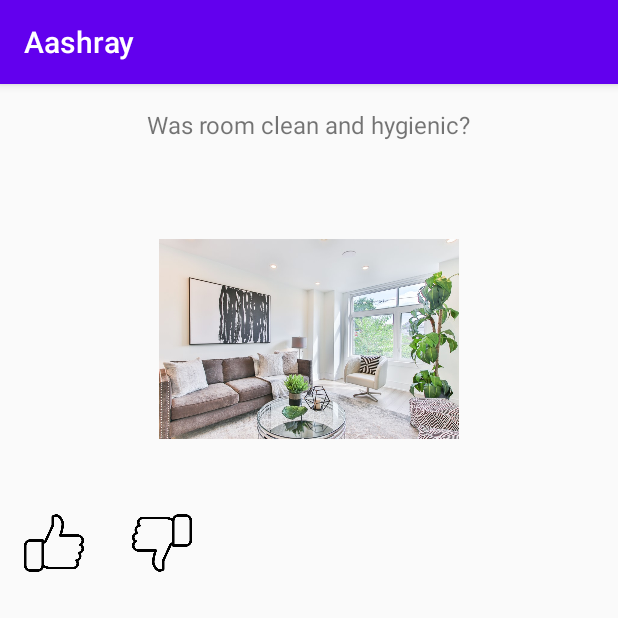
After one commit to CFGIndia20/team-1, an Android app: the QuestionActivity screen opened directly, with no data from a screen before it, on a phone screen of 412 x 824 dp, the top half of it. The commit adds this screen. Run offline under Robolectric (Android 15) with nearby library versions, the phone set to English and light mode, and no system bars.

Commit message:
flow of questionnaire done

```diff
--- a/android_app/app/build.gradle
+++ b/android_app/app/build.gradle
@@ -1,4 +1,5 @@
 apply plugin: 'com.android.application'
+apply plugin: 'com.google.gms.google-services'
 
 android {
     compileSdkVersion 29
@@ -26,6 +27,10 @@ dependencies {
     implementation fileTree(dir: "libs", include: ["*.jar"])
     implementation 'androidx.appcompat:appcompat:1.1.0'
     implementation 'androidx.constraintlayout:constraintlayout:1.1.3'
+    implementation 'com.google.firebase:firebase-firestore:17.1.2'
+    implementation 'com.google.firebase:firebase-auth:16.0.5'
+    // FirebaseUI for Firebase Auth
+    implementation 'com.firebaseui:firebase-ui-auth:6.2.1'
     testImplementation 'junit:junit:4.12'
     androidTestImplementation 'androidx.test.ext:junit:1.1.1'
     androidTestImplementation 'androidx.test.espresso:espresso-core:3.2.0'
--- a/android_app/app/src/main/AndroidManifest.xml
+++ b/android_app/app/src/main/AndroidManifest.xml
@@ -1,7 +1,8 @@
 <?xml version="1.0" encoding="utf-8"?>
 <manifest xmlns:android="http://schemas.android.com/apk/res/android"
     package="com.example.aashray">
-
+    <uses-permission android:name="android.permission.INTERNET" />
+    <uses-permission android:name="android.permission.ACCESS_NETWORK_STATE" />
     <application
         android:allowBackup="true"
         android:icon="@mipmap/ic_launcher"
@@ -9,6 +10,7 @@
         android:roundIcon="@mipmap/ic_launcher_round"
         android:supportsRtl="true"
         android:theme="@style/AppTheme">
+        <activity android:name=".QuestionActivity"></activity>
         <activity android:name=".MainActivity">
             <intent-filter>
                 <action android:name="android.intent.action.MAIN" />
--- /dev/null
+++ b/android_app/app/src/main/java/com/example/aashray/Question.java
@@ -0,0 +1,49 @@
+package com.example.aashray;
+
+public class Question {
+
+
+    private String question;
+    private String question_key;
+    private int response;
+    //private static final int NO_IMAGE_PROVIDED = -1;
+    private int imageResourceId;
+
+    public Question(String question_key, String question){//, int imageResourceId) {
+        this.question = question;
+        this.question_key = question_key;
+        //this.imageResourceId = imageResourceId;
+    }
+
+    public String getQuestion() {
+        return question;
+    }
+
+    public void setQuestion(String question) {
+        this.question = question;
+    }
+
+    public String getQuestion_key() {
+        return question_key;
+    }
+
+    public void setQuestion_key(String question_key) {
+        this.question_key = question_key;
+    }
+
+    public int getResponse() {
+        return response;
+    }
+
+    public void setResponse(int response) {
+        this.response = response;
+    }
+
+    public int getImageResourceId() {
+        return imageResourceId;
+    }
+
+    public void setImageResourceId(int imageResourceId) {
+        this.imageResourceId = imageResourceId;
+    }
+}
--- /dev/null
+++ b/android_app/app/src/main/java/com/example/aashray/QuestionActivity.java
@@ -0,0 +1,126 @@
+package com.example.aashray;
+
+import androidx.appcompat.app.AppCompatActivity;
+
+import android.media.Image;
+import android.os.Bundle;
+import android.view.View;
+import android.widget.Button;
+import android.widget.ImageView;
+import android.widget.TextView;
+
+import java.util.ArrayList;
+
+public class QuestionActivity extends AppCompatActivity {
+
+    public boolean isLike;
+    public boolean isDislike;
+    public int counter = 0;
+    ArrayList<Question> questions;
+    @Override
+    protected void onCreate(Bundle savedInstanceState) {
+        super.onCreate(savedInstanceState);
+        setContentView(R.layout.activity_questions);
+
+        questions = getQuestionList();
+        int numQuestions = questions.size();
+
+        ImageView photo = findViewById(R.id.pic);
+        TextView questionString = findViewById(R.id.question);
+        //Question current = questions.get(counter);
+        questionString.setText(questions.get(counter).getQuestion());
+
+        ImageView like = findViewById(R.id.like);
+        like.setOnClickListener(new View.OnClickListener() {
+            @Override
+            public void onClick(View v) {
+                isLike = true;
+                isDislike = false;
+                Question current = questions.get(counter);
+                current.setResponse(2);
+                counter++;
+                TextView questionString = findViewById(R.id.question);
+                questionString.setText(questions.get(counter).getQuestion());
+            }
+        });
+        ImageView dislike = findViewById(R.id.dislike);
+        dislike.setOnClickListener(new View.OnClickListener() {
+            @Override
+            public void onClick(View v) {
+                isDislike = true;
+                isLike = false;
+                Question current = questions.get(counter);
+                current.setResponse(1);
+                counter++;
+                TextView questionString = findViewById(R.id.question);
+
+                questionString.setText(questions.get(counter).getQuestion());
+            }
+        });
+
+//        while(counter < numQuestions) {
+//            isLike = false;
+//            isDislike = false;
+//            TextView questionString = findViewById(R.id.question);
+//            Question current = questions.get(counter);
+//            questionString.setText(current.getQuestion());
+//            //photo.setImageResource(current.getImageResourceId());
+////            ImageView like = findViewById(R.id.like);
+////            ImageView dislike  = findViewById(R.id.dislike);
+//            ImageView like = findViewById(R.id.like);
+//            like.setOnClickListener(new View.OnClickListener() {
+//                @Override
+//                public void onClick(View v) {
+//                    isLike = true;
+//                    isDislike = false;
+//
+//                }
+//            });
+//            ImageView dislike = findViewById(R.id.dislike);
+//            dislike.setOnClickListener(new View.OnClickListener() {
+//                @Override
+//                public void onClick(View v) {
+//                    isDislike = true;
+//                    isLike = false;
+//                }
+//            });
+//            if (isLike || isDislike) {
+//                counter++;
+//                if(isLike)
+//                    current.setResponse(2);
+//                if(isDislike)
+//                    current.setResponse(1);
+//            }
+//            if(counter == numQuestions-1)
+//                break;
+//        }
+
+
+    }
+
+    public ArrayList<Question> getQuestionList() {
+        ArrayList<Question> questions = new ArrayList<>();
+        questions.add(new Question( "room", "Was room clean and hygienic?"));
+        questions.add(new Question("room" , "Was room clean and hygienic?"));
+        questions.add(new Question("bed" , "Was bed and mattress comfortable?"));
+        questions.add(new Question("transport", "Was the transport available on time?"));
+        questions.add(new Question("volunteer", "Were the volunteers helpful?"));
+        questions.add(new Question("doctors", "Were the doctors considerate and helpful?"));
+        questions.add(new Question("counselling" , "Were the counsellors approachable and friendly?"));
+        questions.add(new Question("recreation", "How were the recreational activities?"));
+        questions.add(new Question("education", "Was the educational service helpful?"));
+        questions.add(new Question("overall", "How was the overall experience?"));
+
+        return questions;
+    }
+
+    public void clickedLike(View w) {
+        isLike = true;
+        isDislike = false;
+    }
+
+    public void clickedDislike(View w) {
+        isDislike = true;
+        isLike = false;
+    }
+}
--- /dev/null
+++ b/android_app/app/src/main/res/layout/activity_questions.xml
@@ -0,0 +1,47 @@
+<?xml version="1.0" encoding="utf-8"?>
+<LinearLayout
+    xmlns:android="http://schemas.android.com/apk/res/android"
+    android:layout_width="match_parent"
+    android:layout_height="match_parent"
+    android:orientation="vertical">
+
+    <TextView
+        android:id="@+id/question"
+        android:layout_width="wrap_content"
+        android:layout_height="wrap_content"
+        android:textSize="16sp"
+        android:layout_gravity="center_horizontal"
+        android:layout_margin="16dp"
+        />
+    <ImageView
+        android:id="@+id/pic"
+        android:layout_width="200dp"
+        android:layout_height="200dp"
+        android:src="@drawable/room"
+        android:layout_gravity="center_horizontal"
+        android:layout_margin="16dp"
+        />
+    <LinearLayout
+        android:layout_width="match_parent"
+        android:layout_height="wrap_content"
+        android:orientation="horizontal"
+        >
+        <ImageView
+            android:id="@+id/like"
+            android:src="@drawable/like"
+            android:layout_gravity="center_horizontal"
+            android:layout_margin="16dp"
+            android:layout_height="40dp"
+            android:layout_width="40dp"
+            />
+        <ImageView
+            android:id="@+id/dislike"
+            android:src="@drawable/dislike"
+            android:layout_gravity="center_horizontal"
+            android:layout_margin="16dp"
+            android:layout_height="40dp"
+            android:layout_width="40dp"
+            />
+
+    </LinearLayout>
+</LinearLayout>
--- a/android_app/app/src/main/res/values/strings.xml
+++ b/android_app/app/src/main/res/values/strings.xml
@@ -1,3 +1,5 @@
 <resources>
     <string name="app_name">Aashray</string>
+    <string name="welcome">Welcome to Aashray</string>
+    <string name="startFeedback">Give Feedback</string>
 </resources>
--- a/android_app/build.gradle
+++ b/android_app/build.gradle
@@ -6,6 +6,7 @@ buildscript {
     }
     dependencies {
         classpath "com.android.tools.build:gradle:4.0.0"
+        classpath 'com.google.gms:google-services:4.2.0'
 
         // NOTE: Do not place your application dependencies here; they belong
         // in the individual module build.gradle files
```
Also changed, not shown: android_app/app/src/main/java/com/example/aashray/MainActivity.java (+60 -0 lines), android_app/app/src/main/res/layout/activity_main.xml (+20 -10 lines), android_app/app/src/main/res/drawable/dislike.png (added), android_app/app/src/main/res/drawable/like.png (added), android_app/app/src/main/res/drawable/room.jpg (added), 1 other file.
